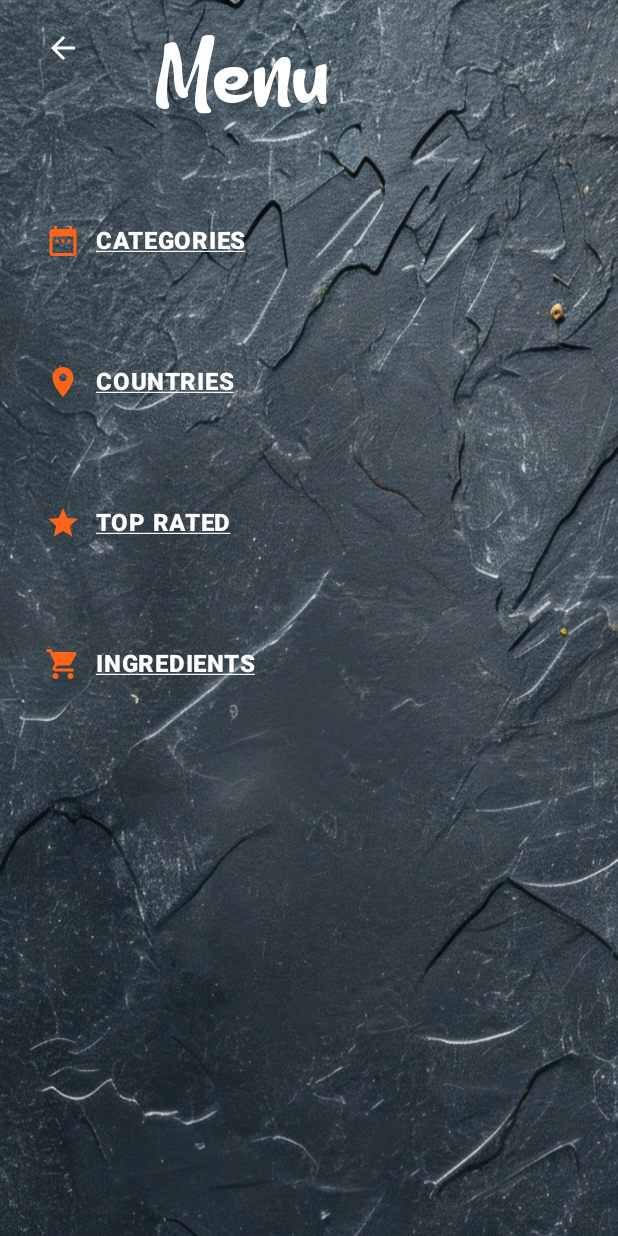
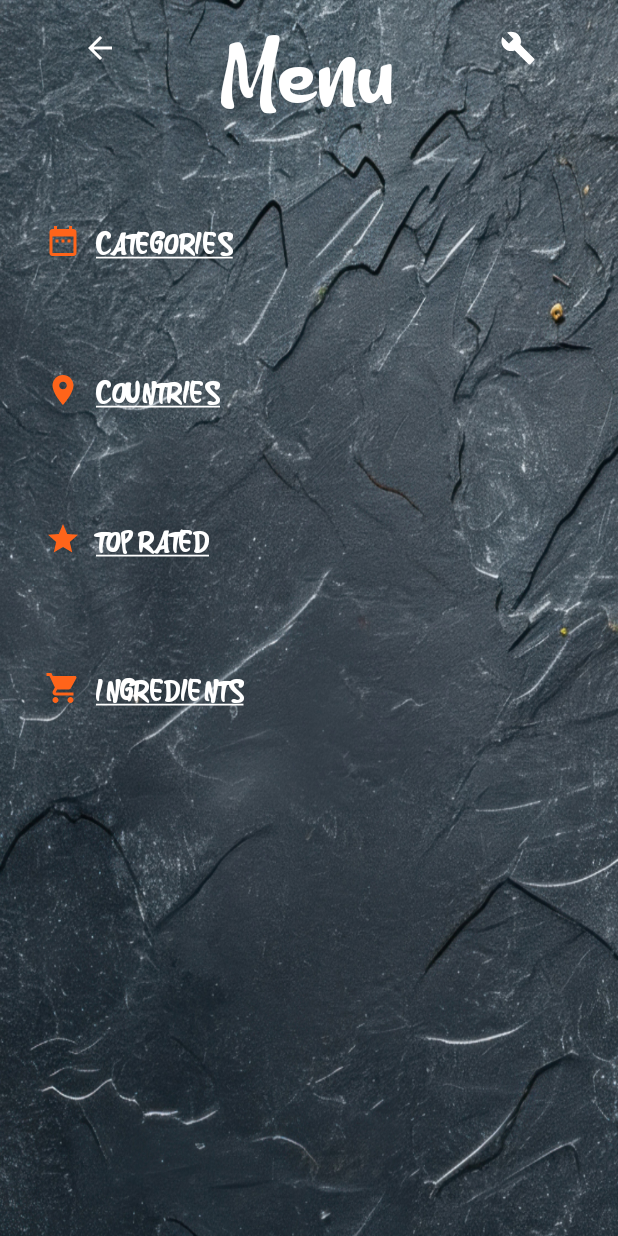
Before and after one commit to L0KODOM/TodayMeal, an Android app built with Jetpack Compose: the MenuScreen screen opened through its navigation route, on a phone screen of 412 x 824 dp. Run offline under Robolectric (Android 15) with nearby library versions, the phone set to English and light mode, and no system bars; our stand-ins replace Dagger/Hilt's generated code, Firebase (no records; nobody signed in at launch, a user with empty details on screens opened directly), livedata-compose; pictures from the network do not load.

Commit message:
cambio estilos

```diff
--- a/app/src/main/java/com/lokodom/todaymeal/views/cards/CategoryDishCard.kt
+++ b/app/src/main/java/com/lokodom/todaymeal/views/cards/CategoryDishCard.kt
@@ -27,13 +27,11 @@ fun CategoryDishCard(
     data: List<MealData>?,
     viewModel : MealViewModel
 ){
-
     val context = LocalContext.current
 
-    Card {
-
-        LazyColumn(content = {
-            items(data!!){meal ->
+    LazyColumn(content = {
+        items(data!!){meal ->
+            Card {
                 Box(modifier = Modifier
                     .clickable { viewModel.selectName(meal.name, context) }
                     .border(1.dp, Color.Gray)){
@@ -46,8 +44,9 @@ fun CategoryDishCard(
                         Spacer(modifier = Modifier.height(20.dp))
                     }
                 }
-                Spacer(modifier = Modifier.height(40.dp))
             }
-        })
-    }
+            Spacer(modifier = Modifier.height(40.dp))
+        }
+    })
+
 }
--- a/app/src/main/java/com/lokodom/todaymeal/views/screens/MenuScreen.kt
+++ b/app/src/main/java/com/lokodom/todaymeal/views/screens/MenuScreen.kt
@@ -16,6 +16,8 @@ import androidx.compose.foundation.layout.padding
 import androidx.compose.foundation.layout.width
 import androidx.compose.material.icons.Icons
 import androidx.compose.material.icons.filled.ArrowBack
+import androidx.compose.material.icons.filled.Build
+import androidx.compose.material.icons.filled.Close
 import androidx.compose.material.icons.filled.DateRange
 import androidx.compose.material.icons.filled.Place
 import androidx.compose.material.icons.filled.ShoppingCart
@@ -66,6 +68,7 @@ fun MenuScreen(
     val isLoading by viewModel.isLoading.observeAsState(false)
     var ratedExpanded by remember{ mutableStateOf(false) }
     var ingredientsExpanded by remember{ mutableStateOf(false) }
+    var helpExpanded by remember{ mutableStateOf(false) }
 
 
     Box(modifier = Modifier.fillMaxSize()){
@@ -78,13 +81,31 @@ fun MenuScreen(
             horizontalAlignment = Alignment.CenterHorizontally){
 
 
-            Row (modifier = Modifier.fillMaxWidth()){
+            Row (modifier = Modifier.fillMaxWidth(),
+                horizontalArrangement = Arrangement.SpaceAround){
                 Icon(imageVector = Icons.Filled.ArrowBack, contentDescription = "back", tint = Color.White,
                     modifier = Modifier
                         .padding(vertical = 20.dp, horizontal = 20.dp)
                         .clickable { navController.navigate(AppScreens.RandomDishScreen.route) })
-                Spacer(modifier = Modifier.width(30.dp))
                 Text(text = "Menu", fontFamily = ThinkSmart, color = Color.White, fontSize = 82.sp)
+                Row {
+                    Icon(imageVector = Icons.Filled.Build, contentDescription = "back", tint = Color.White,
+                        modifier = Modifier
+                            .padding(vertical = 20.dp, horizontal = 20.dp)
+                            .clickable { helpExpanded = !helpExpanded })
+                    if (helpExpanded or countriesExpanded or categoriesExpanded or ratedExpanded or ingredientsExpanded){
+                        Spacer(modifier = Modifier.width(10.dp))
+                        Icon(imageVector = Icons.Filled.Close, contentDescription = "back", tint = Color.White,
+                            modifier = Modifier
+                                .padding(vertical = 20.dp, horizontal = 20.dp)
+                                .clickable {
+                                countriesExpanded= false
+                                categoriesExpanded= false
+                                ratedExpanded = false
+                                ingredientsExpanded = false})
+                    }
+                }
+
             }
 
             Spacer(modifier = Modifier.height(30.dp))
@@ -97,7 +118,15 @@ fun MenuScreen(
 
             Column (modifier = Modifier.fillMaxWidth(), verticalArrangement = Arrangement.Center){
 
-                if (!countriesExpanded && !ratedExpanded && !ingredientsExpanded){
+                if (helpExpanded){
+                    Box(modifier = Modifier.fillMaxSize(),
+                        contentAlignment = Alignment.Center){
+                        Image(painter = painterResource(id = R.drawable.culinary_confessional),
+                            contentDescription = null)
+                    }
+                }
+
+                if (!countriesExpanded && !ratedExpanded && !ingredientsExpanded && !helpExpanded){
                     SelectionBox(
                         categoriesExpanded = categoriesExpanded,
                         countriesExpanded = countriesExpanded,
@@ -118,7 +147,7 @@ fun MenuScreen(
                         context = context
                     )
                 }
-                if (!categoriesExpanded && !ratedExpanded && !ingredientsExpanded){
+                if (!categoriesExpanded && !ratedExpanded && !ingredientsExpanded && !helpExpanded){
 
                     Spacer(modifier = Modifier.width(40.dp))
 
@@ -142,7 +171,7 @@ fun MenuScreen(
                     )
 
                 }
-                if (!categoriesExpanded && !countriesExpanded && !ingredientsExpanded){
+                if (!categoriesExpanded && !countriesExpanded && !ingredientsExpanded && !helpExpanded){
 
                     Spacer(modifier = Modifier.width(40.dp))
 
@@ -167,7 +196,7 @@ fun MenuScreen(
                     )
 
                 }
-                if (!categoriesExpanded && !ratedExpanded && !countriesExpanded){
+                if (!categoriesExpanded && !ratedExpanded && !countriesExpanded && !helpExpanded){
 
                     Spacer(modifier = Modifier.width(40.dp))
 
@@ -216,8 +245,8 @@ fun SelectionBox(categoriesExpanded:Boolean,
                     Icon(imageVector = icon, contentDescription =null,
                         tint = orange)
                     Spacer(modifier = Modifier.width(10.dp))
-                    Text(text = name, color = Color.White, textDecoration = TextDecoration.Underline,
-                        fontWeight = FontWeight.ExtraBold)
+                    Text(text = name, fontFamily = ThinkSmart, color = Color.White, textDecoration = TextDecoration.Underline,
+                        fontWeight = FontWeight.ExtraBold, fontSize = 24.sp)
                 }
             }
             Spacer(modifier = Modifier.height(30.dp))
```
Also changed, not shown: app/src/main/res/drawable/culinary_confessional.jpg (added).
